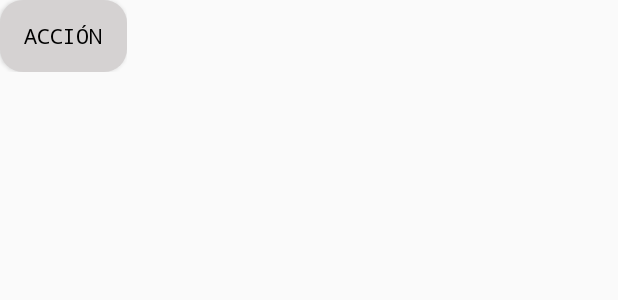
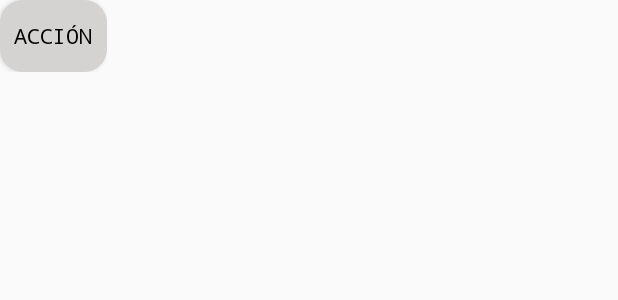
Before and after one commit to JoseJavierGonzalezOrozco2008/Aristo_Movil_2, an Android app: the layout formato_lista_prods.xml on its own in the app's theme, with its tools: preview values and no code run, on a phone screen of 412 x 824 dp. Shown: the top 300 px of the screen. Run offline under Robolectric (Android 15) with nearby library versions, the phone set to English and light mode, and no system bars; Roboto replaces fonts that are not available here.

Commit message:
Menú Productos

```diff
--- /dev/null
+++ b/app/src/main/res/layout-land/formato_lista_prods.xml
@@ -0,0 +1,18 @@
+<?xml version="1.0" encoding="utf-8"?>
+<LinearLayout xmlns:android="http://schemas.android.com/apk/res/android"
+    android:layout_width="wrap_content"
+    android:layout_height="wrap_content"
+    android:orientation="horizontal"
+    android:padding="0dp">
+    <Button
+        android:id="@+id/item_button"
+        android:layout_width="@dimen/_50sdp"
+        android:layout_height="wrap_content"
+        android:text="Acción"
+        android:typeface="monospace"
+        android:textAlignment="center"
+        android:textSize="@dimen/_8sdp"
+        android:textColor="@drawable/white_text_button"
+        android:background="@drawable/button_light_blue_900"
+        android:lineSpacingExtra="-3dp"/>
+</LinearLayout>
--- /dev/null
+++ b/app/src/main/res/layout-sw600dp/formato_lista_prods.xml
@@ -0,0 +1,18 @@
+<?xml version="1.0" encoding="utf-8"?>
+<LinearLayout xmlns:android="http://schemas.android.com/apk/res/android"
+    android:layout_width="wrap_content"
+    android:layout_height="wrap_content"
+    android:orientation="horizontal"
+    android:padding="0dp">
+    <Button
+        android:id="@+id/item_button"
+        android:layout_width="@dimen/_55sdp"
+        android:layout_height="wrap_content"
+        android:text="Acción"
+        android:typeface="monospace"
+        android:textAlignment="center"
+        android:textSize="@dimen/_8sdp"
+        android:textColor="@drawable/white_text_button"
+        android:background="@drawable/button_light_blue_900"
+        android:lineSpacingExtra="-3dp"/>
+</LinearLayout>
--- a/app/src/main/res/layout/formato_lista_prods.xml
+++ b/app/src/main/res/layout/formato_lista_prods.xml
@@ -6,7 +6,7 @@
     android:padding="0dp">
          <Button
              android:id="@+id/item_button"
-             android:layout_width="@dimen/_65sdp"
+             android:layout_width="@dimen/_55sdp"
              android:layout_height="wrap_content"
              android:text="Acción"
              android:typeface="monospace"
```
